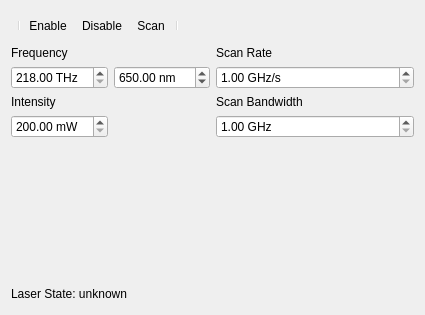
Above: src/DynExpManager/Modules/LaserControl.ui from jbopp/dynexp before the change. Below: the same form after it.
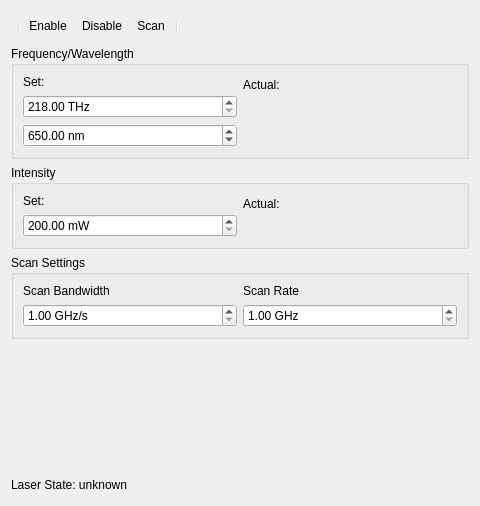
That is the form after the change. Icons and pictures are not drawn.

Patch:
```diff
--- a/src/DynExpManager/Modules/LaserControl.ui
+++ b/src/DynExpManager/Modules/LaserControl.ui
@@ -6,8 +6,8 @@
    <rect>
     <x>0</x>
     <y>0</y>
-    <width>425</width>
-    <height>315</height>
+    <width>480</width>
+    <height>506</height>
    </rect>
   </property>
   <property name="acceptDrops">
@@ -36,20 +36,25 @@
     </widget>
    </item>
    <item>
+    <widget class="QGroupBox" name="GBFrequencyWavelength">
+     <property name="title">
+      <string>Frequency/Wavelength</string>
+     </property>
     <layout class="QHBoxLayout" name="horizontalLayout">
      <item>
-      <layout class="QVBoxLayout" name="verticalLayout_3">
+       <layout class="QVBoxLayout" name="verticalLayout_4">
        <item>
-        <widget class="QLabel" name="LFrequency">
+         <widget class="QLabel" name="LSetHeaderFrequency">
          <property name="text">
-          <string>Frequency</string>
+           <string>Set:</string>
+          </property>
+          <property name="alignment">
+           <set>Qt::AlignmentFlag::AlignLeading|Qt::AlignmentFlag::AlignLeft|Qt::AlignmentFlag::AlignVCenter</set>
          </property>
         </widget>
        </item>
        <item>
-        <layout class="QHBoxLayout" name="horizontalLayout_3">
-         <item>
-          <widget class="QDoubleSpinBox" name="SBFrequency_THz">
+         <widget class="QDoubleSpinBox" name="SBFrequency">
            <property name="keyboardTracking">
             <bool>false</bool>
            </property>
@@ -65,7 +70,7 @@
           </widget>
          </item>
          <item>
-          <widget class="QDoubleSpinBox" name="SBFrequency_nm">
+         <widget class="QDoubleSpinBox" name="SBWavelength">
            <property name="keyboardTracking">
             <bool>false</bool>
            </property>
@@ -83,14 +88,58 @@
         </layout>
        </item>
        <item>
-        <widget class="QLabel" name="LIntensity">
+       <layout class="QHBoxLayout" name="horizontalLayout_6">
+        <item>
+         <layout class="QVBoxLayout" name="verticalLayout_5">
+          <item>
+           <widget class="QLabel" name="LActualHeaderFrequency">
+            <property name="whatsThis">
+             <UInt>0</UInt>
+            </property>
          <property name="text">
+             <string>Actual:</string>
+            </property>
+            <property name="alignment">
+             <set>Qt::AlignmentFlag::AlignLeading|Qt::AlignmentFlag::AlignLeft|Qt::AlignmentFlag::AlignVCenter</set>
+            </property>
+           </widget>
+          </item>
+          <item>
+           <widget class="QLabel" name="LActualFrequency">
+            <property name="text">
+             <string> </string>
+            </property>
+           </widget>
+          </item>
+          <item>
+           <widget class="QLabel" name="LActualWavelength">
+            <property name="text">
+             <string> </string>
+            </property>
+           </widget>
+          </item>
+         </layout>
+        </item>
+       </layout>
+      </item>
+     </layout>
+    </widget>
+   </item>
+   <item>
+    <widget class="QGroupBox" name="GBIntensity">
+     <property name="title">
           <string>Intensity</string>
          </property>
-        </widget>
-       </item>
-       <item>
-        <layout class="QHBoxLayout" name="horizontalLayout_4">
+     <layout class="QHBoxLayout" name="horizontalLayout_3">
+      <item>
+       <layout class="QVBoxLayout" name="verticalLayout_6">
+        <item>
+         <widget class="QLabel" name="LSetHeaderIntensity">
+          <property name="text">
+           <string>Set:</string>
+          </property>
+         </widget>
+        </item>
          <item>
           <widget class="QDoubleSpinBox" name="SBIntensity">
            <property name="keyboardTracking">
@@ -107,8 +156,21 @@
            </property>
           </widget>
          </item>
+       </layout>
+      </item>
          <item>
-          <widget class="QLabel" name="LPowerloss">
+       <layout class="QHBoxLayout" name="horizontalLayout_7">
+        <item>
+         <layout class="QVBoxLayout" name="verticalLayout_7">
+          <item>
+           <widget class="QLabel" name="LActualHeaderIntensity">
+            <property name="text">
+             <string>Actual:</string>
+            </property>
+           </widget>
+          </item>
+          <item>
+           <widget class="QLabel" name="LActualIntensity">
            <property name="text">
             <string> </string>
            </property>
@@ -118,12 +180,23 @@
        </item>
       </layout>
      </item>
+     </layout>
+    </widget>
+   </item>
+   <item>
+    <widget class="QGroupBox" name="GBScanSetting">
+     <property name="title">
+      <string>Scan Settings</string>
+     </property>
+     <layout class="QHBoxLayout" name="horizontalLayout_5">
+      <item>
+       <layout class="QHBoxLayout" name="horizontalLayout_4">
      <item>
       <layout class="QVBoxLayout" name="verticalLayout_2">
        <item>
-        <widget class="QLabel" name="LScanRate">
+           <widget class="QLabel" name="LScanRange">
          <property name="text">
-          <string>Scan Rate</string>
+             <string>Scan Bandwidth</string>
          </property>
         </widget>
        </item>
@@ -146,10 +219,14 @@
          </property>
         </widget>
        </item>
+         </layout>
+        </item>
        <item>
-        <widget class="QLabel" name="LScanRange">
+         <layout class="QVBoxLayout" name="verticalLayout_3">
+          <item>
+           <widget class="QLabel" name="LScanRate">
          <property name="text">
-          <string>Scan Bandwidth</string>
+             <string>Scan Rate</string>
          </property>
         </widget>
        </item>
@@ -173,6 +250,9 @@
      </item>
     </layout>
    </item>
+     </layout>
+    </widget>
+   </item>
    <item>
     <spacer name="verticalSpacer">
      <property name="orientation">
```
Left out of the diff: 8 changed lines with no effect on the pictures. Lines whose indentation alone changed are shown as unchanged.
